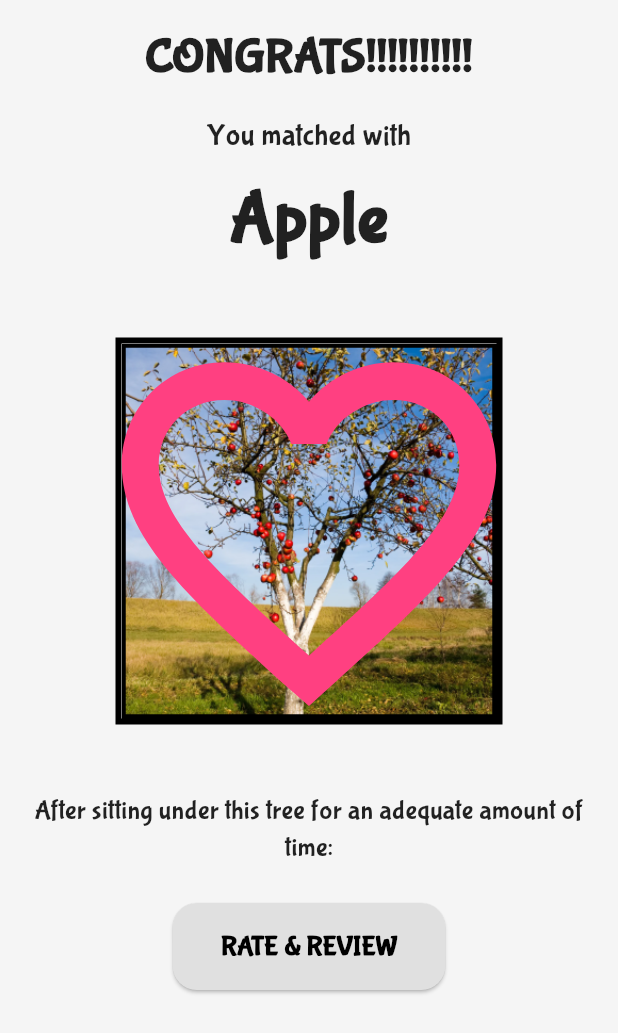
After one commit to tiaL-ops/AppleMatch, a Flutter app: the MatchesScreen screen opened by its route, on a phone screen of 412 x 824 dp. The commit adds this screen. Shown: the top 1033 px of the screen. Run offline on Flutter 3.47's test engine with Material 3 defaults, Android fonts, the light colour scheme and no system bars; our stand-ins replace flutter_local_notifications, flutter_svg, geolocator, google_maps_flutter, permission_handler.

Commit message:
Added the matching

```diff
--- a/lib/App.dart
+++ b/lib/App.dart
@@ -7,7 +7,7 @@ import 'features/question/question_screen.dart';
 import 'models/tree_model.dart';
 import 'features/favorites/favorites_screen.dart';
 import 'features/reviews/review_screen.dart';
-
+import 'features/matches/macthes_screen.dart';
 class MyApp extends StatelessWidget {
   const MyApp({Key? key}) : super(key: key);
 
@@ -44,6 +44,8 @@ class MyApp extends StatelessWidget {
       routes: {
         '/': (context) => const HomeScreen(),
         '/map': (context) => const MapScreen(),
+        '/matches': (context) => const MatchesScreen(),
+
         '/reviews': (context) => const ReviewScreen(),
          '/questions': (context) => const QuestionScreen(),
         '/favorites': (ctx) {
--- /dev/null
+++ b/lib/features/matches/macthes_screen.dart
@@ -0,0 +1,123 @@
+import 'package:flutter/material.dart';
+import '../reviews/review_screen.dart';
+
+class MatchesScreen extends StatelessWidget {
+  const MatchesScreen({Key? key}) : super(key: key);
+
+  @override
+  Widget build(BuildContext context) {
+    return Scaffold(
+      body: SafeArea(
+        child: SingleChildScrollView(
+          padding: const EdgeInsets.all(16),
+          child: Column(
+            crossAxisAlignment: CrossAxisAlignment.stretch,
+            children: [
+              // 1) Congrats header
+              Text(
+                'CONGRATS!!!!!!!!!!',
+                textAlign: TextAlign.center,
+                style: const TextStyle(
+                  fontSize: 32,
+                  fontWeight: FontWeight.bold,
+                ),
+              ),
+
+              const SizedBox(height: 16),
+
+              // 2) Subheader
+              Text(
+                'You matched with',
+                textAlign: TextAlign.center,
+                style: const TextStyle(fontSize: 20),
+              ),
+
+              const SizedBox(height: 8),
+
+              // 3) Matched name
+              Text(
+                'Apple',
+                textAlign: TextAlign.center,
+                style: const TextStyle(
+                  fontSize: 48,
+                  fontWeight: FontWeight.bold,
+                ),
+              ),
+
+              const SizedBox(height: 24),
+
+              // 4) Heart‑over‑image stack
+              Center(
+                child: Stack(
+                  alignment: Alignment.center,
+                  children: [
+                    // Image with black border
+                    Container(
+                      decoration: BoxDecoration(
+                        border: Border.all(color: Colors.black, width: 4),
+                      ),
+                      child: Image.asset(
+                        'assets/images/tree.png',
+                        width: 250,
+                        height: 250,
+                        fit: BoxFit.cover,
+                      ),
+                    ),
+
+                    // Pink heart outline
+                    Icon(
+                      Icons.favorite_border,
+                      size: 300,
+                      color: Colors.pinkAccent,
+                    ),
+                  ],
+                ),
+              ),
+
+              const SizedBox(height: 24),
+
+              // 5) Description
+              Text(
+                'After sitting under this tree for an adequate amount of time:',
+                textAlign: TextAlign.center,
+                style: const TextStyle(fontSize: 18),
+              ),
+
+              const SizedBox(height: 24),
+
+              // 6) Button to go rate & review
+              Center(
+                child: ElevatedButton(
+                  onPressed: () {
+                    Navigator.of(context).push(
+                      MaterialPageRoute(
+                        builder: (_) => const ReviewScreen(),
+                      ),
+                    );
+                  },
+                  style: ElevatedButton.styleFrom(
+                    foregroundColor: Colors.black, backgroundColor: Colors.grey[300],
+                    padding: const EdgeInsets.symmetric(
+                        horizontal: 32, vertical: 16),
+                    shape: RoundedRectangleBorder(
+                      borderRadius: BorderRadius.circular(16),
+                    ),
+                  ),
+                  child: const Text(
+                    'RATE & REVIEW',
+                    style: TextStyle(
+                      fontSize: 18,
+                      fontWeight: FontWeight.bold,
+                    ),
+                  ),
+                ),
+              ),
+
+              const SizedBox(height: 16),
+            ],
+          ),
+        ),
+      ),
+    );
+  }
+}
```
Also changed, not shown: 1 other file.
